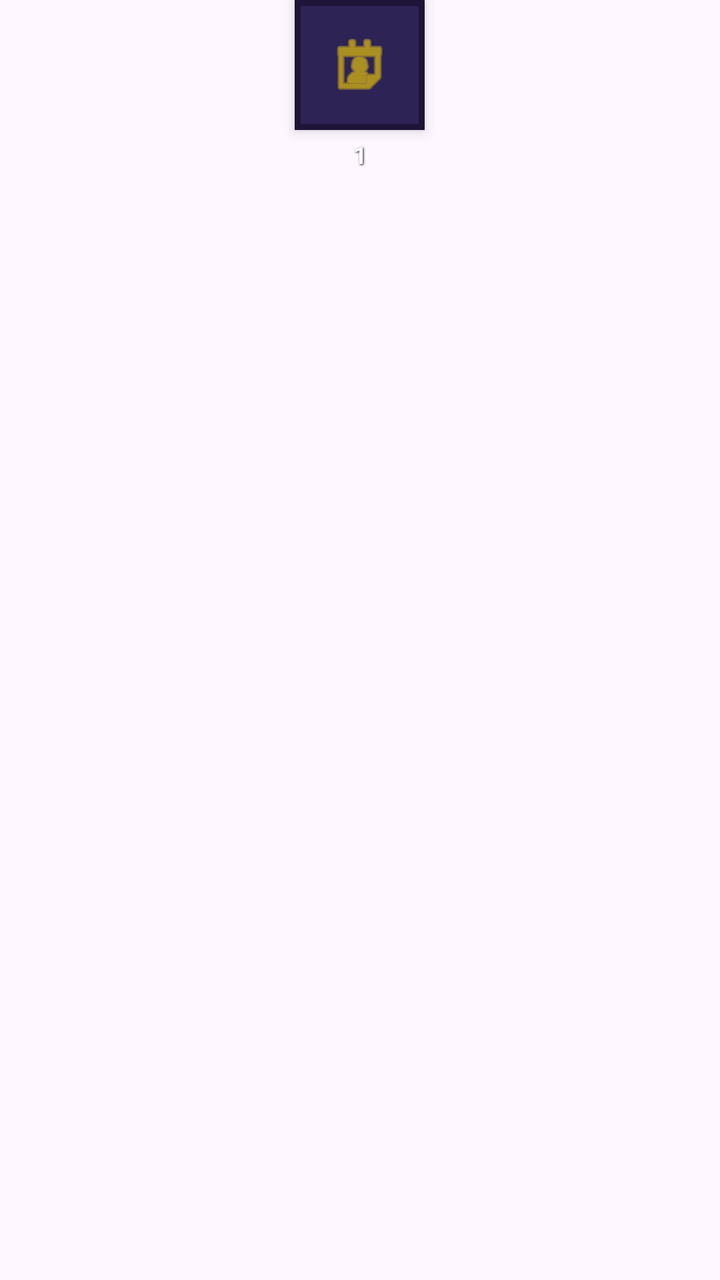
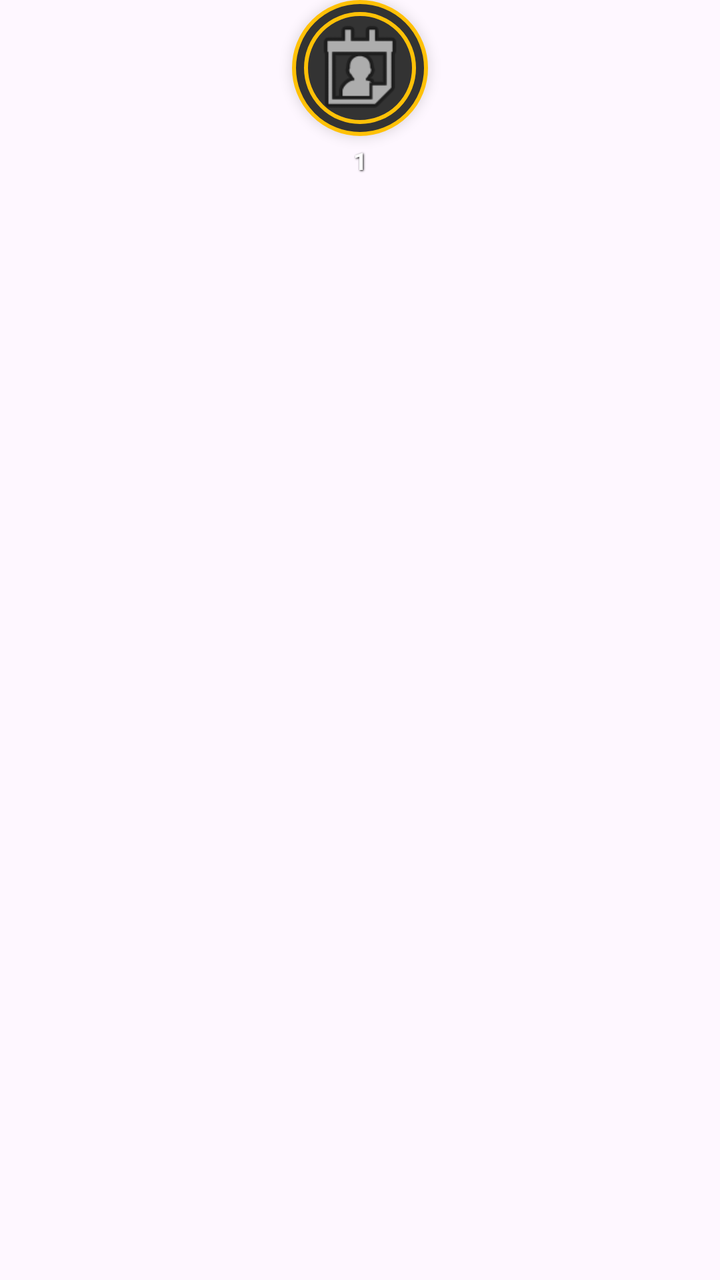

Compare the two renders of this Android layout. The source of the first and the diff that turns it into the second are given below.
<!-- AndroidManifest.xml: application theme Theme.SRVoiceChat -->
<!-- res/layout/item_seat.xml -->
<?xml version="1.0" encoding="utf-8"?>
<LinearLayout xmlns:android="http://schemas.android.com/apk/res/android"
    android:layout_width="75dp"
    android:layout_height="95dp"
    android:orientation="vertical"
    android:gravity="center_horizontal"
    android:background="@android:color/transparent">

    
    <FrameLayout
        android:layout_width="65dp"
        android:layout_height="65dp"
        android:background="#1E1438"
        android:padding="3dp"
        android:elevation="4dp">

        
        <ImageView
            android:id="@+id/seatImg"
            android:layout_width="match_parent"
            android:layout_height="match_parent"
            android:scaleType="centerCrop"
            android:src="@android:drawable/ic_menu_my_calendar"
            android:background="#2E2355"
            android:padding="12dp"
            android:tint="#FFD700" />

    </FrameLayout>

    
    <TextView
        android:id="@+id/seatTxt"
        android:layout_width="match_parent"
        android:layout_height="wrap_content"
        android:text="1"
        android:textColor="#FFFFFF"
        android:textSize="12sp"
        android:textStyle="bold"
        android:gravity="center"
        android:maxLines="1"
        android:ellipsize="end"
        android:layout_marginTop="4dp"
        android:shadowColor="#000000"
        android:shadowDx="1"
        android:shadowDy="1"
        android:shadowRadius="2"/>

</LinearLayout>
<!-- resources referenced by this layout -->
<resources>
  <style name="Theme.SRVoiceChat" parent="Theme.Material3.DayNight.NoActionBar">
          <item name="colorPrimary">#FF4081</item>
          <item name="android:statusBarColor">#FF4081</item>
          <item name="android:windowLightStatusBar">true</item>
      </style>
</resources>

<!-- the commit's change to res/layout/item_seat.xml (unified diff, before → after) -->
@@ -8,22 +8,30 @@
 
     
     <FrameLayout
-        android:layout_width="65dp"
-        android:layout_height="65dp"
-        android:background="#1E1438"
-        android:padding="3dp"
+        android:layout_width="68dp"
+        android:layout_height="68dp"
+        android:background="@drawable/circle_bg"
+        android:padding="0dp"
         android:elevation="4dp">
 
         
         <ImageView
             android:id="@+id/seatImg"
-            android:layout_width="match_parent"
-            android:layout_height="match_parent"
+            android:layout_width="56dp"
+            android:layout_height="56dp"
+            android:layout_gravity="center"
             android:scaleType="centerCrop"
             android:src="@android:drawable/ic_menu_my_calendar"
-            android:background="#2E2355"
-            android:padding="12dp"
-            android:tint="#FFD700" />
+            android:background="@drawable/circle_bg"
+            android:padding="0dp" />
+
+        
+        <com.sr.voicechat.VipFrameView
+            android:id="@+id/seatVipFrame"
+            android:layout_width="68dp"
+            android:layout_height="68dp"
+            android:layout_gravity="center"
+            android:visibility="gone" />
 
     </FrameLayout>
 
<!-- resource entries referenced after the edit -->
@@ -1,5 +1,11 @@
 <!-- resources referenced by this layout -->
 <resources>
+  <!-- drawable circle_bg (drawable) -->
+  <?xml version="1.0" encoding="utf-8"?>
+  <shape xmlns:android="http://schemas.android.com/apk/res/android" android:shape="oval">
+      <solid android:color="#333333"/>
+      <stroke android:width="2dp" android:color="#FFC107"/>
+  </shape>
   <style name="Theme.SRVoiceChat" parent="Theme.Material3.DayNight.NoActionBar">
           <item name="colorPrimary">#FF4081</item>
           <item name="android:statusBarColor">#FF4081</item>
